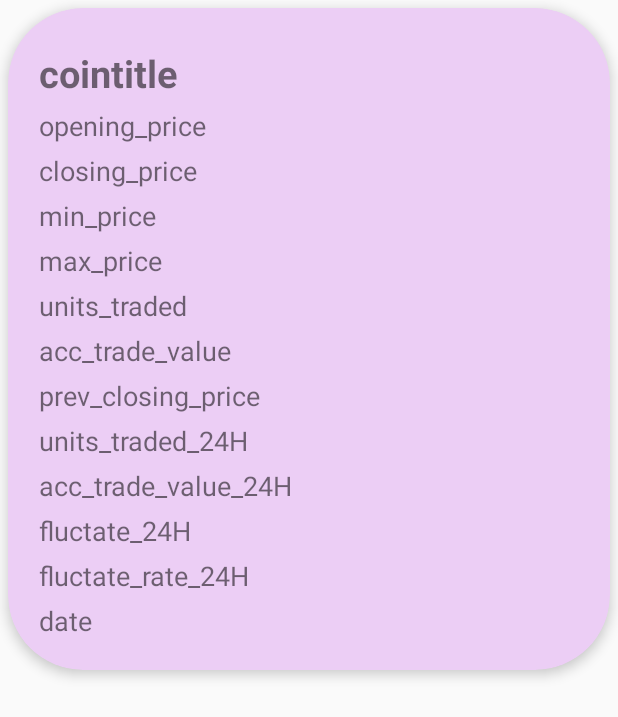
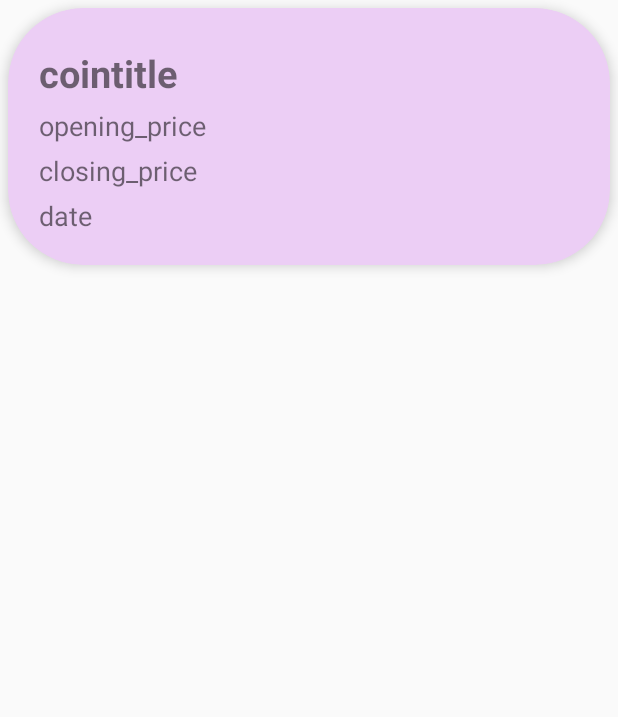
Before and after one commit to ieeh1016/Bithumb_Coin-App, an Android app: the layout cardview_layout.xml on its own in the app's theme, with its tools: preview values and no code run, on a phone screen of 412 x 824 dp. Shown: the top 717 px of the screen. Run offline under Robolectric (Android 15) with nearby library versions, the phone set to English and light mode, and no system bars; network calls fail.

Commit message:
2022.07.07
과제 수정

```diff
--- a/Assignment/app/build.gradle
+++ b/Assignment/app/build.gradle
@@ -3,7 +3,6 @@ plugins {
     id 'org.jetbrains.kotlin.android'
     id 'kotlin-kapt'
 }
-
 
 android {
     buildFeatures.viewBinding true
--- a/Assignment/app/src/main/res/layout/activity_main.xml
+++ b/Assignment/app/src/main/res/layout/activity_main.xml
@@ -12,10 +12,10 @@ tools:context=".MainActivity">
         android:hint="Search"
         android:inputType="text"
         android:maxLines="1"
+        android:imeOptions="actionSearch"
         app:layout_constraintTop_toTopOf="parent"
         app:layout_constraintStart_toStartOf="parent"
         app:layout_constraintEnd_toEndOf="parent" />
-
 
     <androidx.recyclerview.widget.RecyclerView
         android:id="@+id/recyclerview_main"
@@ -36,6 +36,8 @@ tools:context=".MainActivity">
         android:layout_gravity="end|bottom"
         android:background="@drawable/round_button"
         android:text="Reflesh"
+        android:src="@drawable/ic_baseline_refresh_24"
+        app:backgroundTint="#CEECF5"
         android:textSize="18sp"
         android:textStyle="bold"
         app:layout_constraintBottom_toBottomOf="parent"
--- a/Assignment/app/src/main/res/layout/cardview_layout.xml
+++ b/Assignment/app/src/main/res/layout/cardview_layout.xml
@@ -43,83 +43,10 @@
             android:layout_height="wrap_content"
             android:text="closing_price"
             android:textSize="18sp" />
+
         <TextView
             android:layout_marginTop="5dp"
             android:layout_below="@id/item_closing_price"
-            android:id="@+id/item_min_price"
-            android:layout_width="wrap_content"
-            android:layout_height="wrap_content"
-            android:text="min_price"
-            android:textSize="18sp" />
-        <TextView
-            android:layout_marginTop="5dp"
-            android:layout_below="@id/item_min_price"
-            android:id="@+id/item_max_price"
-            android:layout_width="wrap_content"
-            android:layout_height="wrap_content"
-            android:text="max_price"
-            android:textSize="18sp" />
-        <TextView
-            android:layout_marginTop="5dp"
-            android:layout_below="@id/item_max_price"
-            android:id="@+id/item_units_traded"
-            android:layout_width="wrap_content"
-            android:layout_height="wrap_content"
-            android:text="units_traded"
-            android:textSize="18sp" />
-        <TextView
-            android:layout_marginTop="5dp"
-            android:layout_below="@id/item_units_traded"
-            android:id="@+id/item_acc_trade_value"
-            android:layout_width="wrap_content"
-            android:layout_height="wrap_content"
-            android:text="acc_trade_value"
-            android:textSize="18sp" />
-
-        <TextView
-            android:layout_marginTop="5dp"
-            android:id="@+id/item_prev_closing_price"
-            android:layout_width="wrap_content"
-            android:layout_height="wrap_content"
-            android:layout_below="@id/item_acc_trade_value"
-            android:text="prev_closing_price"
-            android:textSize="18sp" />
-        <TextView
-            android:layout_marginTop="5dp"
-            android:layout_below="@id/item_prev_closing_price"
-            android:id="@+id/item_units_traded_24H"
-            android:layout_width="wrap_content"
-            android:layout_height="wrap_content"
-            android:text="units_traded_24H"
-            android:textSize="18sp" />
-        <TextView
-            android:layout_marginTop="5dp"
-            android:layout_below="@id/item_units_traded_24H"
-            android:id="@+id/item_acc_trade_value_24H"
-            android:layout_width="wrap_content"
-            android:layout_height="wrap_content"
-            android:text="acc_trade_value_24H"
-            android:textSize="18sp" />
-        <TextView
-            android:layout_marginTop="5dp"
-            android:layout_below="@id/item_acc_trade_value_24H"
-            android:id="@+id/item_fluctate_24H"
-            android:layout_width="wrap_content"
-            android:layout_height="wrap_content"
-            android:text="fluctate_24H"
-            android:textSize="18sp" />
-
-        <TextView
-            android:id="@+id/item_fluctate_rate_24H"
-            android:layout_width="wrap_content"
-            android:layout_height="wrap_content"
-            android:layout_below="@id/item_fluctate_24H"
-            android:layout_marginTop="5dp"
-            android:text="fluctate_rate_24H"
-            android:textSize="18sp" />
-        <TextView
-            android:layout_marginTop="5dp"
-            android:layout_below="@id/item_fluctate_rate_24H"
             android:id="@+id/date"
             android:layout_width="wrap_content"
             android:layout_height="wrap_content"
```
Also changed, not shown: Assignment/app/src/main/java/com/example/assignment/MainActivity.kt (+41 -19 lines), Assignment/app/src/main/java/com/example/assignment/MyAdapter.kt (+0 -9 lines), Assignment/app/src/main/res/drawable/ic_baseline_refresh_24.xml (added, +10 -0 lines).
